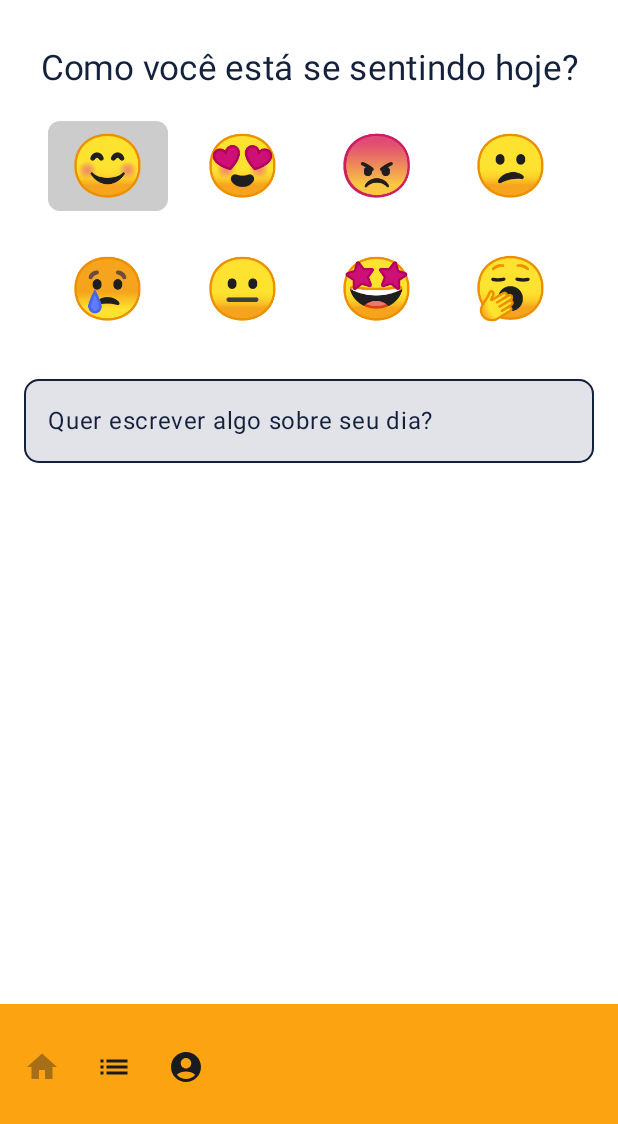
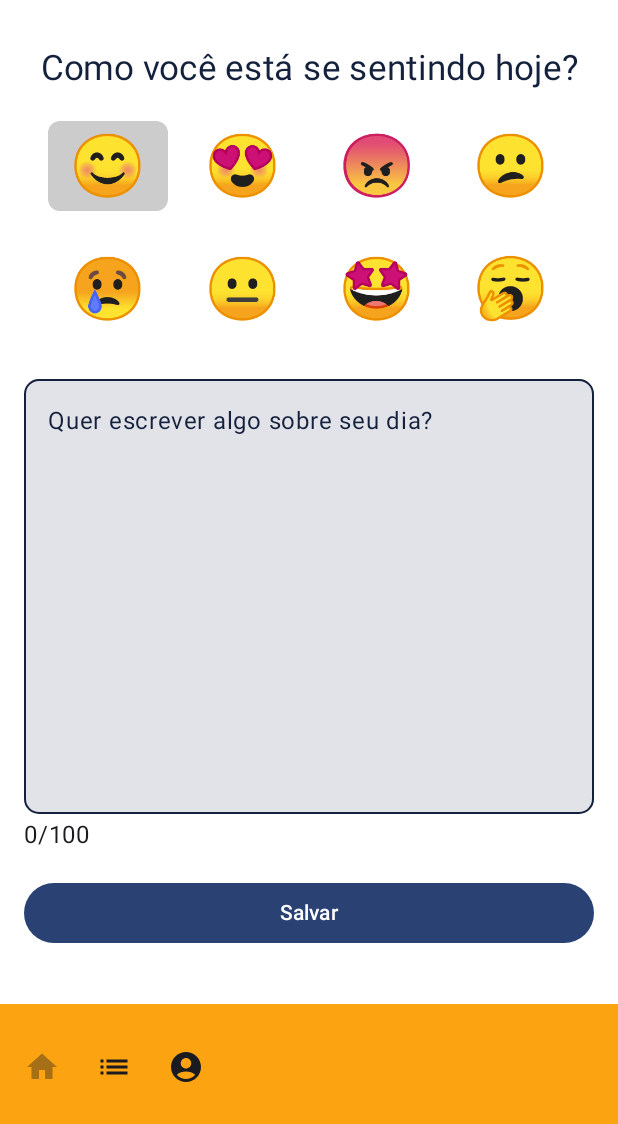
Before and after one commit to SouLuigi/MoodLog, an Android app built with Jetpack Compose: the screen it shows after launch (MainActivity), after a tap on an icon or button, on a phone screen of 412 x 824 dp, the part 112-1236 px from its top. Run offline under Robolectric (Android 15) with nearby library versions, the phone set to English and light mode, and no system bars.

Commit message:
Um novo componente ButtonSave

```diff
--- /dev/null
+++ b/app/src/main/java/com/example/moodlog/components/ButtonSave.kt
@@ -0,0 +1,25 @@
+package com.example.moodlog.components
+
+import androidx.compose.foundation.layout.fillMaxWidth
+import androidx.compose.foundation.layout.padding
+import androidx.compose.material3.Button
+import androidx.compose.material3.Text
+import androidx.compose.runtime.Composable
+import androidx.compose.ui.Modifier
+import androidx.compose.ui.unit.dp
+
+@Composable
+fun ButtonSave(
+
+){
+    Button(
+        modifier = Modifier
+            .fillMaxWidth()
+            .padding(16.dp),
+        onClick = {}
+    ) {
+        Text(
+            text = "Salvar"
+        )
+    }
+}
--- a/app/src/main/java/com/example/moodlog/view/MoodScreen.kt
+++ b/app/src/main/java/com/example/moodlog/view/MoodScreen.kt
@@ -5,6 +5,7 @@ import androidx.compose.foundation.background
 import androidx.compose.foundation.layout.Column
 import androidx.compose.foundation.layout.fillMaxHeight
 import androidx.compose.foundation.layout.fillMaxWidth
+import androidx.compose.foundation.layout.height
 import androidx.compose.foundation.layout.padding
 import androidx.compose.material3.ExperimentalMaterial3Api
 import androidx.compose.material3.Text
@@ -22,6 +23,7 @@ import androidx.compose.ui.unit.sp
 import androidx.navigation.NavController
 import androidx.navigation.Navigation
 import androidx.navigation.compose.rememberNavController
+import com.example.moodlog.components.ButtonSave
 import com.example.moodlog.components.EmojiGrid
 import com.example.moodlog.components.TextBox
 import com.example.moodlog.domain.MoodType
@@ -85,14 +87,23 @@ fun MoodScreen(
         )
         TextBox(
             value = descriptionBox,
-            onValueChange = { descriptionBox = it },
+            onValueChange = { if (it.length <= 100) descriptionBox = it },
             modifier = Modifier
                 .fillMaxWidth()
-                .padding(16.dp, 0.dp, 16.dp, 16.dp),
+                .height(300.dp)
+                .padding(16.dp, 0.dp, 16.dp, 2.dp),
             label = "Quer escrever algo sobre seu dia?",
             maxLines = 5,
             keyboardType = KeyboardType.Text,
         )
+        Text(
+            text = "${descriptionBox.length}/100",
+            fontSize = 16.sp,
+            modifier = Modifier
+                .fillMaxWidth()
+                .padding(16.dp, 0.dp, 16.dp, 0.dp),
+        )
+        ButtonSave()
     }
 }
 
```
Also changed, not shown: app/src/main/java/com/example/moodlog/components/EmojiGrid.kt (+10 -6 lines).
